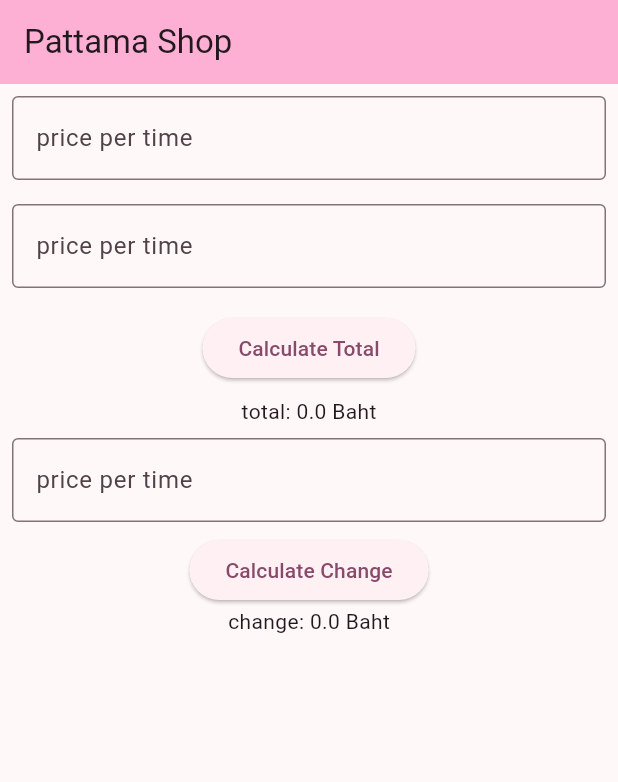
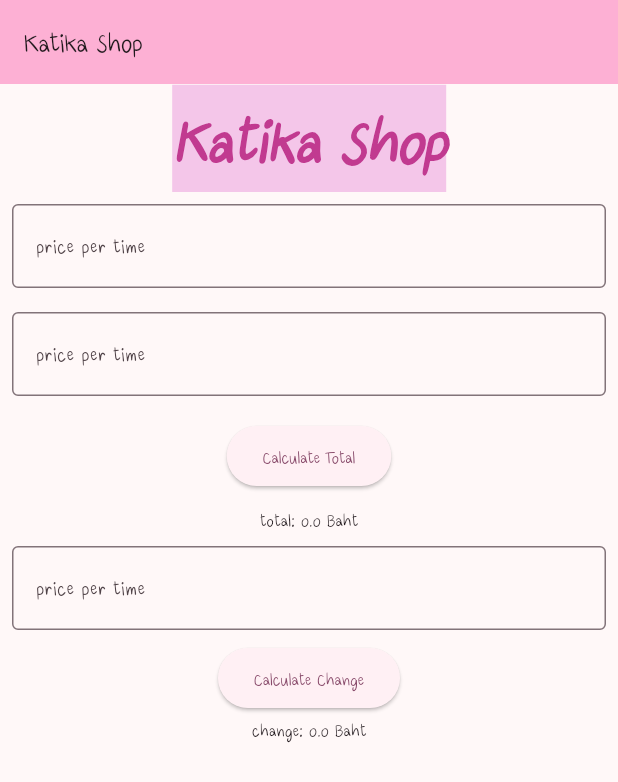
Before and after one commit to Katikalockers/SE464, a Flutter app: the screen it shows after launch, on a phone screen of 412 x 824 dp. Shown: the top 782 px of the screen. Run offline on Flutter 3.47's test engine with Material 3 defaults, Android fonts, the phone set to English and light mode, and no system bars; our stand-ins replace material_ui.

Commit message:
Class 27/11/26 : Change Font

```diff
--- a/lib/main.dart
+++ b/lib/main.dart
@@ -12,11 +12,12 @@ class MyApp extends StatelessWidget {
   @override
   Widget build(BuildContext context) {
     return MaterialApp(
-      title: 'Pattama World',
+      title: 'Katika World',
       theme: ThemeData(
+        fontFamily: "maa",
         colorScheme: .fromSeed(seedColor: const Color.fromARGB(255, 183, 58, 131)),
       ),
-      home: const MyHomePage(title: 'Pattama Shop'),
+      home: const MyHomePage(title: 'Katika Shop'),
       debugShowCheckedModeBanner: false, //remove debug banner
     );
   }
@@ -47,6 +48,8 @@ class _MyHomePageState extends State<MyHomePage> {
       ),
       body: Column(
         children: [
+          Text('Katika Shop',
+          style: TextStyle(fontFamily: "maa", fontSize: 50, fontWeight: FontWeight.bold, backgroundColor: Color.fromARGB(255, 244, 198, 233),  fontStyle: FontStyle.italic, color: Color.fromARGB(255, 193, 58, 144)),),
           priceTextField("price per time", price),
           priceTextField("amount of time", amount),
           calculateButton(),
```
Also changed, not shown: pubspec.yaml (+5 -5 lines), fonts/maaja ver 1.00.otf (added), fonts/maaja ver 1.00.ttf (added).
